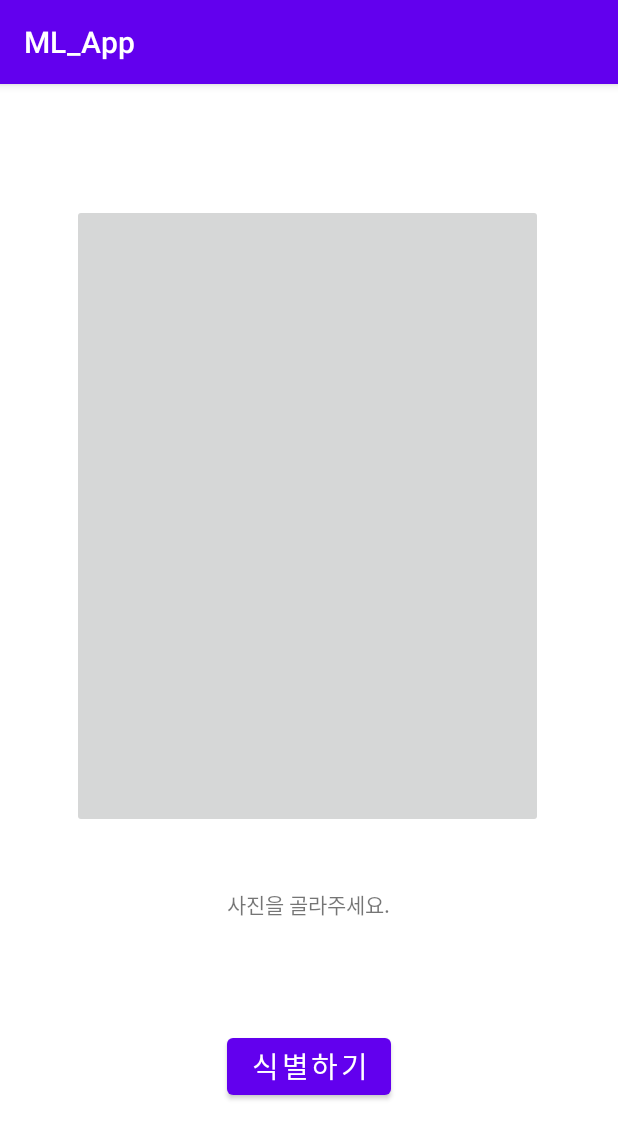
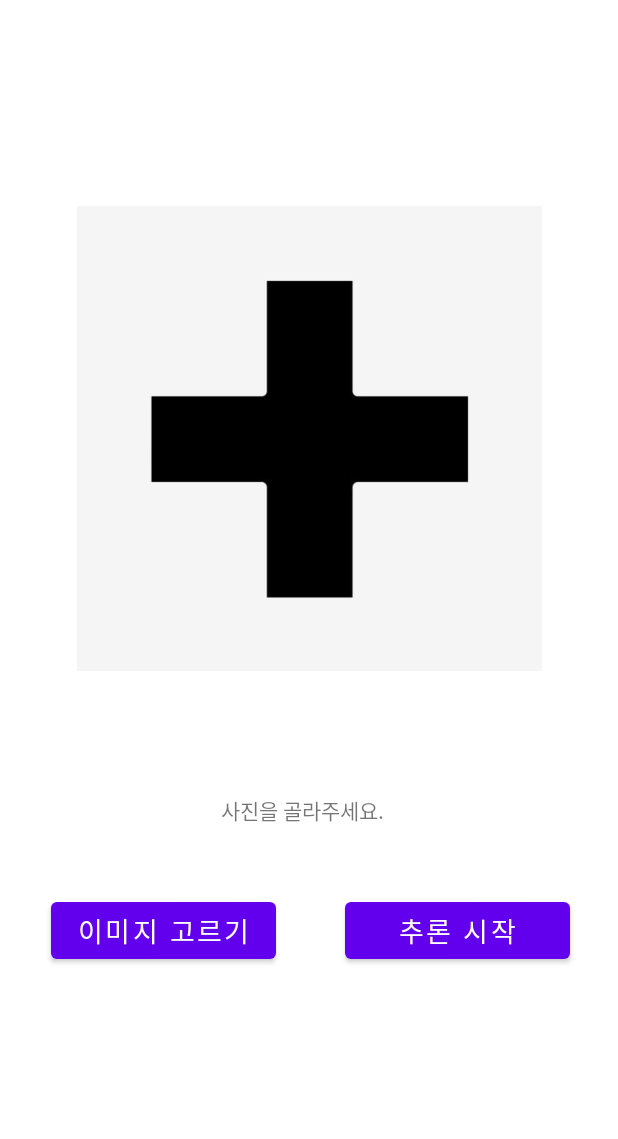
Before and after one commit to ggkdwnstj/ml_app, an Android app: the screen it shows after launch (MainActivity), on a phone screen of 412 x 824 dp. Shown: the top 1139 px of the screen. Run offline under Robolectric (Android 15) with nearby library versions, the phone set to English and light mode, and no system bars; libraries missing offline, so code that uses them is left out: org.tensorflow.lite.

Commit message:
12/16 이미지 선택 버튼 구현

```diff
--- a/app/build.gradle
+++ b/app/build.gradle
@@ -9,12 +9,12 @@ android {
     }
     //
     namespace 'com.coconut.ml_app'
-    compileSdk 32
+    compileSdk 33
 
     defaultConfig {
         applicationId "com.coconut.ml_app"
-        minSdk 21
-        targetSdk 32
+        minSdk 29
+        targetSdk 33
         versionCode 1
         versionName "1.0"
 
@@ -31,6 +31,9 @@ android {
         sourceCompatibility JavaVersion.VERSION_1_8
         targetCompatibility JavaVersion.VERSION_1_8
     }
+    buildFeatures {
+        mlModelBinding true
+    }
 }
 
 dependencies {
@@ -39,17 +42,18 @@ dependencies {
     implementation "androidx.recyclerview:recyclerview:1.2.1"
     implementation "androidx.recyclerview:recyclerview-selection:1.1.0"
     //recyclerView codes
-    implementation 'com.github.bumptech.glide:glide:3.6.1'
-    implementation 'com.commit451:PhotoView:1.2.4'
-    implementation 'com.isseiaoki:simplecropview:1.0.13'
-    implementation 'com.yongchun:com.yongchun.imageselector:1.1.0'
-    //
-    implementation 'org.tensorflow:tensorflow-lite:+'   //importing tensorflow-lite dependency
+    //implementation 'org.tensorflow:tensorflow-lite:+'   //importing tensorflow-lite dependency
+    //implementation 'org.tensorflow:tensorflow-lite-task-vision:0.3.1'
     //
     implementation 'androidx.appcompat:appcompat:1.4.1'
     implementation 'com.google.android.material:material:1.5.0'
     implementation 'androidx.constraintlayout:constraintlayout:2.1.3'
+    implementation 'org.tensorflow:tensorflow-lite-support:0.1.0'
+    implementation 'org.tensorflow:tensorflow-lite-metadata:0.1.0'
     testImplementation 'junit:junit:4.13.2'
     androidTestImplementation 'androidx.test.ext:junit:1.1.3'
     androidTestImplementation 'androidx.test.espresso:espresso-core:3.4.0'
+
+    implementation 'com.github.bumptech.glide:glide:4.12.0'
+    annotationProcessor 'com.github.bumptech.glide:compiler:4.12.0'
 }
--- a/app/src/main/java/com/coconut/ml_app/MainActivity.java
+++ b/app/src/main/java/com/coconut/ml_app/MainActivity.java
@@ -1,26 +1,73 @@
 package com.coconut.ml_app;
 
+import static android.os.ext.SdkExtensions.getExtensionVersion;
+
+import androidx.activity.result.ActivityResult;
+import androidx.activity.result.ActivityResultCallback;
+import androidx.activity.result.ActivityResultLauncher;
+import androidx.activity.result.contract.ActivityResultContracts;
 import androidx.appcompat.app.AppCompatActivity;
 import org.tensorflow.lite.Interpreter; //importing tensorflow module (animal classification)
 
+import android.content.Intent;
+import android.content.res.AssetFileDescriptor;
+import android.net.Uri;
+import android.nfc.Tag;
+import android.os.Build;
 import android.os.Bundle;
+import android.provider.MediaStore;
+import android.util.Log;
+import android.view.View;
 import android.widget.Button;
+import android.widget.ImageView;
+import android.widget.TextView;
+
+import com.bumptech.glide.Glide;
+
+import java.io.IOException;
+import java.io.FileInputStream;
 
 public class MainActivity extends AppCompatActivity {
-
-
 //    Button bnt1 = new Button();
 //    Interpreter tflite =
-
+private final String TAG = this.getClass().getSimpleName();
     @Override
     protected void onCreate(Bundle savedInstanceState) {
         super.onCreate(savedInstanceState);
         setContentView(R.layout.activity_main);
 
+        TextView text1 = findViewById(R.id.text1);
+        Button btn1 = findViewById(R.id.btn_sel);
+        Button btn2 = findViewById(R.id.btn_start);
+        ImageView img1 = findViewById(R.id.img1);
 
+        //이미지를 고르는 버튼 'btn1'을 눌렀을 경우 사진을 고르는 event listener 구현
+        btn1.setOnClickListener(view -> {
+            Intent intent = new Intent();
+            intent.setType("image/*");
+            intent.setAction(Intent.ACTION_GET_CONTENT);
+            launcher.launch(intent);
+        });
+    }
 
+    ActivityResultLauncher<Intent> launcher = registerForActivityResult(new ActivityResultContracts.StartActivityForResult(),
+            result -> {
 
-//        Interpreter tflite = getTfliteInterpreter("converted_model.tflite");
+                ImageView img1 = findViewById(R.id.img1);
+                //imageView의 id를 검색할 수 있도록 findViewById로 선언
 
-    }
+                if (result.getResultCode() == RESULT_OK) {
+                    Log.e(TAG,"result : " + result);
+                    Intent intent = result.getData();
+                    Log.e(TAG, "intent : " + intent);
+                    Uri uri = intent.getData();
+                    Log.e(TAG, "uri : " + uri);
+//                        imageview.setImageURI(uri);
+                    Glide.with(MainActivity.this)
+                            .load(uri)
+                            .into(img1);
+                }
+            });
+
+    //  Interpreter tflite = getTflite("model.tflite");
 }
--- a/app/src/main/res/layout/activity_main.xml
+++ b/app/src/main/res/layout/activity_main.xml
@@ -1,4 +1,5 @@
 <?xml version="1.0" encoding="utf-8"?>
+
 <androidx.constraintlayout.widget.ConstraintLayout xmlns:android="http://schemas.android.com/apk/res/android"
     xmlns:app="http://schemas.android.com/apk/res-auto"
     xmlns:tools="http://schemas.android.com/tools"
@@ -6,62 +7,70 @@
     android:layout_height="match_parent"
     tools:context=".MainActivity">
 
-    <!--앱 실행 후 선택된 사진 없을시 imageView 대신 사용자에게 보여짐-->
-    <!--해당 Image Button을 누를시 앨범에서 추론할 이미지를 선택-->
-    <ImageButton
-        android:id="@+id/imgBtnSel"
-        android:layout_width="314dp"
-        android:layout_height="416dp"
-        android:layout_marginStart="48dp"
-        android:layout_marginTop="80dp"
-        app:layout_constraintStart_toStartOf="@+id/img1"
-        app:layout_constraintTop_toTopOf="@+id/img1"></ImageButton>
 
     <!--추론할 이미지를 선택했을 경우 Image Button은 비활성화-->
     <!--imageView에 선택한 사진을 보여줌-->
     <ImageView
         android:id="@+id/img1"
-        android:layout_width="wrap_content"
-        android:layout_height="wrap_content"
-        app:layout_constraintBottom_toTopOf="parent"
-        app:layout_constraintEnd_toStartOf="parent"
-        app:layout_constraintHorizontal_bias="1.0"
+        android:layout_width="310dp"
+        android:layout_height="410dp"
+        android:src="@drawable/plus_icon"
+        app:layout_constraintBottom_toBottomOf="parent"
+        app:layout_constraintEnd_toEndOf="parent"
         app:layout_constraintStart_toStartOf="parent"
         app:layout_constraintTop_toTopOf="parent"
-        app:layout_constraintVertical_bias="1.0"></ImageView>
+        app:layout_constraintVertical_bias="0.211">
+
+    </ImageView>
 
 
     <!--'button_1'을 눌러 추론을 시작하기 전에는 "사진을 골라주세요." 텍스트 출력-->
     <!--선택한 사진의 추론이 완료될 경우 "이 동물은 '강아지 or 고양이' 입니다."로 텍스트 변경-->
-    <TextView
-        android:id="@+id/text1"
-        android:layout_width="wrap_content"
-        android:layout_height="wrap_content"
-        android:layout_marginTop="536dp"
-        android:text="사진을 골라주세요."
-        app:layout_constraintEnd_toEndOf="@+id/button_1"
-        app:layout_constraintHorizontal_bias="0.0"
-        app:layout_constraintStart_toStartOf="@+id/button_1"
-        app:layout_constraintTop_toTopOf="@+id/img1"></TextView>
 
 
     <!--추론할 이미지를 고른 후 해당 버튼 클릭시 추론 시작-->
     <!--추론이 완료될 경우 TextView의 내용을 변경-->
     <!--만약 선택된 사진이 없을때 해당 버튼이 클릭되었을 경우 toast message "선택된 사진이 없습니다." 팝업-->
+
+    <TextView
+        android:id="@+id/text1"
+        android:layout_width="116dp"
+        android:layout_height="20dp"
+        android:layout_marginTop="32dp"
+        android:text="사진을 골라주세요."
+        app:layout_constraintEnd_toEndOf="parent"
+        app:layout_constraintHorizontal_bias="0.498"
+        app:layout_constraintStart_toStartOf="parent"
+        app:layout_constraintTop_toBottomOf="@+id/img1"></TextView>
+
     <Button
-        android:id="@+id/button_1"
-        android:layout_width="0dp"
+        android:id="@+id/btn_sel"
+        android:layout_width="150dp"
         android:layout_height="50dp"
-        android:layout_marginStart="151dp"
-        android:layout_marginEnd="151dp"
-        android:layout_marginBottom="88dp"
+        android:layout_marginTop="24dp"
+        android:layout_marginEnd="36dp"
         android:layout_weight="1"
-        android:text="식별하기"
-        android:textSize="19dp"
+        android:text="이미지 고르기"
+        android:textSize="18sp"
+        app:layout_constraintBottom_toBottomOf="parent"
+        app:layout_constraintEnd_toStartOf="@+id/btn_start"
+        app:layout_constraintHorizontal_bias="0.767"
+        app:layout_constraintStart_toStartOf="parent"
+        app:layout_constraintTop_toBottomOf="@+id/text1"
+        app:layout_constraintVertical_bias="0.11" />
+
+    <Button
+        android:id="@+id/btn_start"
+        android:layout_width="150dp"
+        android:layout_height="50dp"
+        android:layout_marginTop="24dp"
+        android:layout_marginEnd="32dp"
+        android:text="추론 시작"
+        android:textSize="18sp"
         app:layout_constraintBottom_toBottomOf="parent"
         app:layout_constraintEnd_toEndOf="parent"
-        app:layout_constraintHorizontal_bias="0.0"
-        app:layout_constraintStart_toStartOf="parent" />
+        app:layout_constraintTop_toBottomOf="@+id/text1"
+        app:layout_constraintVertical_bias="0.11" />
 
 
 </androidx.constraintlayout.widget.ConstraintLayout>
--- a/app/src/main/res/values/themes.xml
+++ b/app/src/main/res/values/themes.xml
@@ -12,5 +12,7 @@
         <!-- Status bar color. -->
         <item name="android:statusBarColor">?attr/colorPrimaryVariant</item>
         <!-- Customize your theme here. -->
+        <item name="windowNoTitle">true</item>
+        <!--"windowNoTitle" is code for not showing Title bar above App.-->
     </style>
 </resources>
```
Also changed, not shown: app/src/main/res/drawable/plus_icon.png (added), 2 other files.
